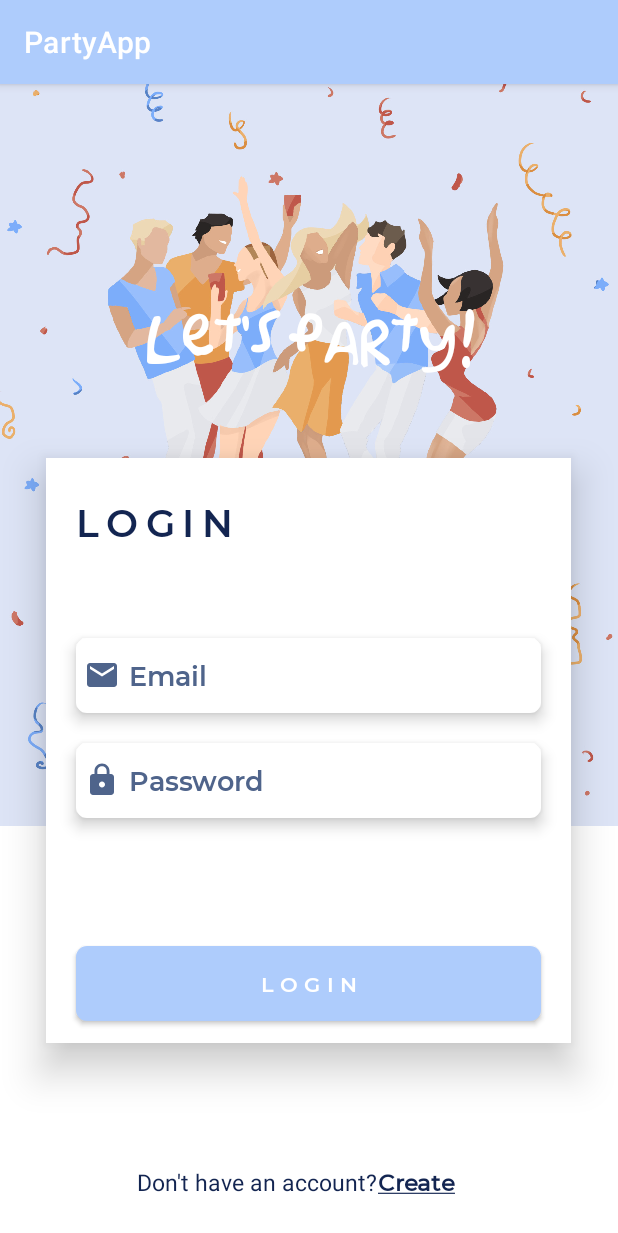
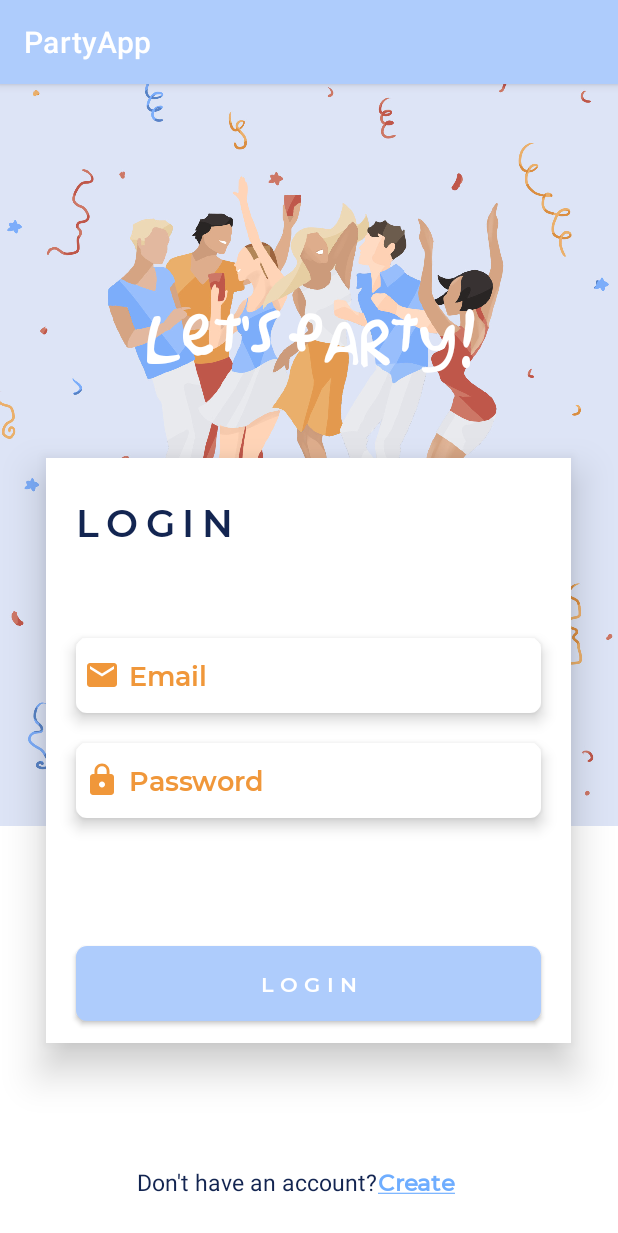
Before and after one commit to rexode/PartyApp, an Android app: the screen it shows after launch (MainActivity), on a phone screen of 412 x 824 dp. Shown: the top 1233 px of the screen. Run offline under Robolectric (Android 15) with nearby library versions, the phone set to English and light mode, and no system bars; our stand-ins replace Firebase (no records; nobody signed in at launch, a user with empty details on screens opened directly).

Commit message:
idk if there are any changes

```diff
--- a/app/src/main/java/com/example/partyapp/PartyInfoDialogFragment.kt
+++ b/app/src/main/java/com/example/partyapp/PartyInfoDialogFragment.kt
@@ -48,7 +48,6 @@ class PartyInfoDialogFragment: DialogFragment() {
             }
 
         }
-
 
         // Time-picker
         rootView.textview_party_time.setOnClickListener{
@@ -105,7 +104,6 @@ class PartyInfoDialogFragment: DialogFragment() {
         textview_party_date.setText(sdf.format(myCalender.time))
     }
 
-
     // Timepicker -logic
     private fun setTime() {
 
--- /dev/null
+++ b/app/src/main/res/drawable/lock2.xml
@@ -0,0 +1,5 @@
+<vector android:height="24dp" android:tint="#CD4F44"
+    android:viewportHeight="24" android:viewportWidth="24"
+    android:width="24dp" xmlns:android="http://schemas.android.com/apk/res/android">
+    <path android:fillColor="@android:color/white" android:pathData="M18,8h-1L17,6c0,-2.76 -2.24,-5 -5,-5S7,3.24 7,6v2L6,8c-1.1,0 -2,0.9 -2,2v10c0,1.1 0.9,2 2,2h12c1.1,0 2,-0.9 2,-2L20,10c0,-1.1 -0.9,-2 -2,-2zM12,17c-1.1,0 -2,-0.9 -2,-2s0.9,-2 2,-2 2,0.9 2,2 -0.9,2 -2,2zM15.1,8L8.9,8L8.9,6c0,-1.71 1.39,-3.1 3.1,-3.1 1.71,0 3.1,1.39 3.1,3.1v2z"/>
+</vector>
--- /dev/null
+++ b/app/src/main/res/drawable/lock3.xml
@@ -0,0 +1,5 @@
+<vector android:height="24dp" android:tint="#F0973A"
+    android:viewportHeight="24" android:viewportWidth="24"
+    android:width="24dp" xmlns:android="http://schemas.android.com/apk/res/android">
+    <path android:fillColor="@android:color/white" android:pathData="M18,8h-1L17,6c0,-2.76 -2.24,-5 -5,-5S7,3.24 7,6v2L6,8c-1.1,0 -2,0.9 -2,2v10c0,1.1 0.9,2 2,2h12c1.1,0 2,-0.9 2,-2L20,10c0,-1.1 -0.9,-2 -2,-2zM12,17c-1.1,0 -2,-0.9 -2,-2s0.9,-2 2,-2 2,0.9 2,2 -0.9,2 -2,2zM15.1,8L8.9,8L8.9,6c0,-1.71 1.39,-3.1 3.1,-3.1 1.71,0 3.1,1.39 3.1,3.1v2z"/>
+</vector>
--- /dev/null
+++ b/app/src/main/res/drawable/mail2.xml
@@ -0,0 +1,5 @@
+<vector android:height="24dp" android:tint="#CD4F44"
+    android:viewportHeight="24" android:viewportWidth="24"
+    android:width="24dp" xmlns:android="http://schemas.android.com/apk/res/android">
+    <path android:fillColor="@android:color/white" android:pathData="M20,4L4,4c-1.1,0 -1.99,0.9 -1.99,2L2,18c0,1.1 0.9,2 2,2h16c1.1,0 2,-0.9 2,-2L22,6c0,-1.1 -0.9,-2 -2,-2zM20,8l-8,5 -8,-5L4,6l8,5 8,-5v2z"/>
+</vector>
--- /dev/null
+++ b/app/src/main/res/drawable/mail3.xml
@@ -0,0 +1,5 @@
+<vector android:height="24dp" android:tint="#F0973A"
+    android:viewportHeight="24" android:viewportWidth="24"
+    android:width="24dp" xmlns:android="http://schemas.android.com/apk/res/android">
+    <path android:fillColor="@android:color/white" android:pathData="M20,4L4,4c-1.1,0 -1.99,0.9 -1.99,2L2,18c0,1.1 0.9,2 2,2h16c1.1,0 2,-0.9 2,-2L22,6c0,-1.1 -0.9,-2 -2,-2zM20,8l-8,5 -8,-5L4,6l8,5 8,-5v2z"/>
+</vector>
--- a/app/src/main/res/layout/activity_main.xml
+++ b/app/src/main/res/layout/activity_main.xml
@@ -28,6 +28,7 @@
         app:layout_constraintStart_toStartOf="parent" />
 
     <Button
+        android:background="@drawable/edittext_background"
         android:id="@+id/button"
         android:layout_width="wrap_content"
         android:layout_height="wrap_content"
--- a/app/src/main/res/layout/login_layout.xml
+++ b/app/src/main/res/layout/login_layout.xml
@@ -79,14 +79,14 @@ clicking on signup button forwards you to the all_partys_layout.xml
             android:layout_marginHorizontal="20dp"
             android:layout_marginTop="60dp"
             android:background="@drawable/edittext_background"
-            android:drawableStart="@drawable/mail"
+            android:drawableStart="@drawable/mail3"
             android:drawablePadding="6dp"
             android:elevation="6dp"
             android:fontFamily="@font/msemibold"
             android:hint="Email"
             android:inputType="textEmailAddress"
             android:paddingLeft="5dp"
-            android:textColorHint="@color/m_dark_blue" />
+            android:textColorHint="@color/dark_yellow" />
 
 
         <EditText
@@ -96,14 +96,14 @@ clicking on signup button forwards you to the all_partys_layout.xml
             android:layout_marginHorizontal="20dp"
             android:layout_marginTop="20dp"
             android:background="@drawable/edittext_background"
-            android:drawableStart="@drawable/lock"
+            android:drawableStart="@drawable/lock3"
             android:drawablePadding="6dp"
             android:elevation="6dp"
             android:fontFamily="@font/msemibold"
             android:hint="Password"
             android:inputType="textPassword"
             android:paddingLeft="5dp"
-            android:textColorHint="@color/m_dark_blue" />
+            android:textColorHint="@color/dark_yellow" />
 
 
         <Button
@@ -154,7 +154,7 @@ clicking on signup button forwards you to the all_partys_layout.xml
             android:fontFamily="@font/mmedium"
             android:text="@string/sign_up"
             android:textAllCaps="false"
-            android:textColor="@color/blueSecond"
+            android:textColor="@color/picture_blue"
             android:textSize="15dp" />
 
 
--- a/app/src/main/res/values/colors.xml
+++ b/app/src/main/res/values/colors.xml
@@ -31,6 +31,14 @@
     <color name="m_dark_blue">#4F648B</color>
     <color name="grey_blueish">#dbe4f8</color>
 
+    <color name="dark_red">#cd4f44</color>
+    <color name="light_red">#db7261</color>
+    <color name="dark_yellow">#f0973a</color>
+    <color name="light_yellow">#f4ae5e</color>
+    <color name="picture_blue">#6eadff</color>
+    <color name="light_picture_blue">#8ebfff</color>
+
+
 
 
 
```
Also changed, not shown: app/src/main/java/com/example/partyapp/MainActivity.kt (+5 -3 lines), app/src/main/res/layout/signup_layout.xml (+6 -6 lines).
